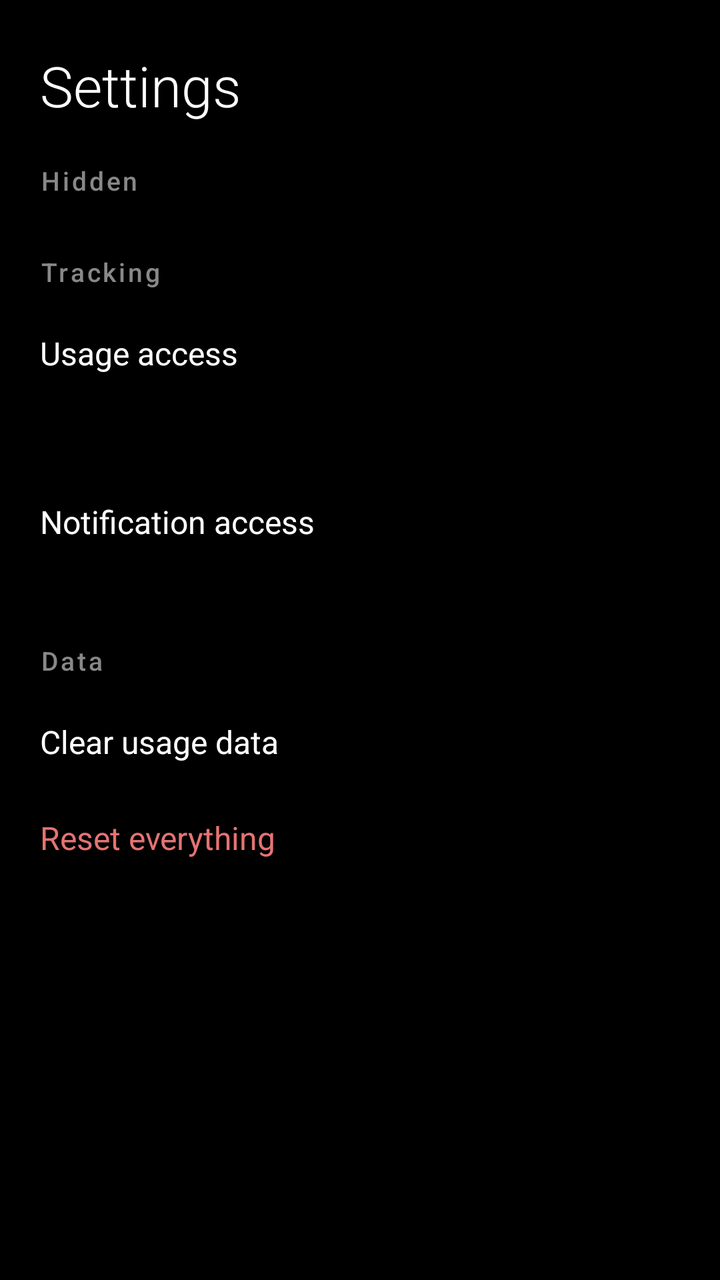
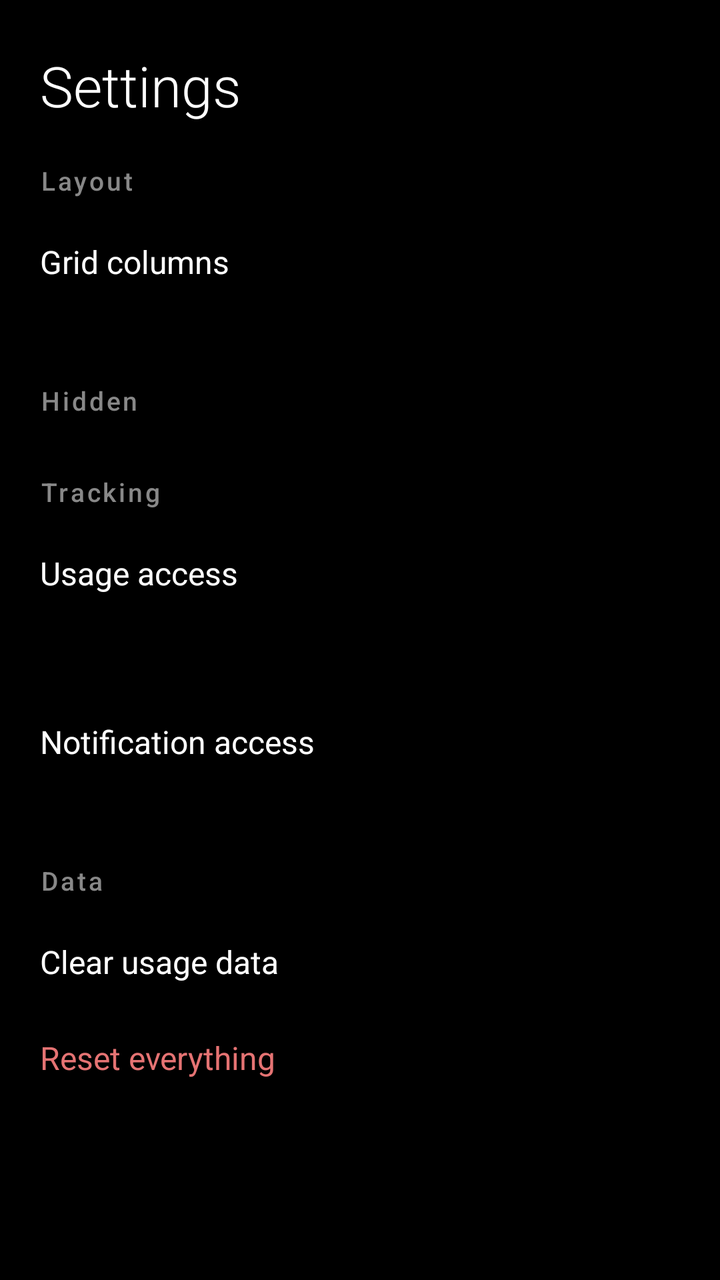

Two renders of the same Android screen: before a commit and after it. Below are the layout's source before the change and the commit's diff.
<!-- AndroidManifest.xml: application theme Theme.AppCompat.NoActionBar -->
<!-- res/layout/activity_settings.xml -->
<?xml version="1.0" encoding="utf-8"?>
<ScrollView
    xmlns:android="http://schemas.android.com/apk/res/android"
    android:layout_width="match_parent"
    android:layout_height="match_parent"
    android:background="@android:color/black"
    android:fillViewport="true">

    <LinearLayout
        android:layout_width="match_parent"
        android:layout_height="wrap_content"
        android:orientation="vertical"
        android:paddingStart="20dp"
        android:paddingEnd="20dp"
        android:paddingTop="24dp"
        android:paddingBottom="32dp">

        <TextView
            android:layout_width="wrap_content"
            android:layout_height="wrap_content"
            android:text="Settings"
            android:textSize="28sp"
            android:textColor="#FFFFFF"
            android:fontFamily="sans-serif-light"
            android:paddingBottom="20dp" />

        <TextView
            android:layout_width="match_parent"
            android:layout_height="wrap_content"
            android:text="Hidden"
            android:textSize="13sp"
            android:textColor="#888888"
            android:fontFamily="sans-serif-medium"
            android:letterSpacing="0.1"
            android:paddingBottom="8dp" />

        <LinearLayout
            android:id="@+id/section_hidden"
            android:layout_width="match_parent"
            android:layout_height="wrap_content"
            android:orientation="vertical"
            android:paddingBottom="20dp" />

        <TextView
            android:layout_width="match_parent"
            android:layout_height="wrap_content"
            android:text="Tracking"
            android:textSize="13sp"
            android:textColor="#888888"
            android:fontFamily="sans-serif-medium"
            android:letterSpacing="0.1"
            android:paddingBottom="8dp" />

        <TextView
            android:id="@+id/btn_usage_access"
            android:layout_width="match_parent"
            android:layout_height="wrap_content"
            android:minHeight="48dp"
            android:gravity="center_vertical"
            android:text="Usage access"
            android:textSize="16sp"
            android:textColor="#FFFFFF"
            android:background="?attr/selectableItemBackground" />

        <TextView
            android:id="@+id/usage_access_status"
            android:layout_width="match_parent"
            android:layout_height="wrap_content"
            android:textSize="12sp"
            android:textColor="#888888"
            android:paddingBottom="20dp" />

        <TextView
            android:id="@+id/btn_notif_access"
            android:layout_width="match_parent"
            android:layout_height="wrap_content"
            android:minHeight="48dp"
            android:gravity="center_vertical"
            android:text="Notification access"
            android:textSize="16sp"
            android:textColor="#FFFFFF"
            android:background="?attr/selectableItemBackground" />

        <TextView
            android:id="@+id/notif_access_status"
            android:layout_width="match_parent"
            android:layout_height="wrap_content"
            android:textSize="12sp"
            android:textColor="#888888"
            android:paddingBottom="20dp" />

        <TextView
            android:layout_width="match_parent"
            android:layout_height="wrap_content"
            android:text="Data"
            android:textSize="13sp"
            android:textColor="#888888"
            android:fontFamily="sans-serif-medium"
            android:letterSpacing="0.1"
            android:paddingBottom="8dp" />

        <TextView
            android:id="@+id/btn_clear_usage"
            android:layout_width="match_parent"
            android:layout_height="48dp"
            android:gravity="center_vertical"
            android:text="Clear usage data"
            android:textSize="16sp"
            android:textColor="#FFFFFF"
            android:background="?attr/selectableItemBackground" />

        <TextView
            android:id="@+id/btn_reset_all"
            android:layout_width="match_parent"
            android:layout_height="48dp"
            android:gravity="center_vertical"
            android:text="Reset everything"
            android:textSize="16sp"
            android:textColor="#E57373"
            android:background="?attr/selectableItemBackground" />

    </LinearLayout>
</ScrollView>
<!-- resources referenced by this layout -->
<resources>

</resources>

<!-- the commit's change to res/layout/activity_settings.xml (unified diff, before → after) -->
@@ -22,6 +22,35 @@
             android:textSize="28sp"
             android:textColor="#FFFFFF"
             android:fontFamily="sans-serif-light"
+            android:paddingBottom="20dp" />
+
+        <TextView
+            android:layout_width="match_parent"
+            android:layout_height="wrap_content"
+            android:text="Layout"
+            android:textSize="13sp"
+            android:textColor="#888888"
+            android:fontFamily="sans-serif-medium"
+            android:letterSpacing="0.1"
+            android:paddingBottom="8dp" />
+
+        <TextView
+            android:id="@+id/btn_grid_columns"
+            android:layout_width="match_parent"
+            android:layout_height="wrap_content"
+            android:minHeight="48dp"
+            android:gravity="center_vertical"
+            android:text="Grid columns"
+            android:textSize="16sp"
+            android:textColor="#FFFFFF"
+            android:background="?attr/selectableItemBackground" />
+
+        <TextView
+            android:id="@+id/grid_columns_status"
+            android:layout_width="match_parent"
+            android:layout_height="wrap_content"
+            android:textSize="12sp"
+            android:textColor="#888888"
             android:paddingBottom="20dp" />
 
         <TextView
